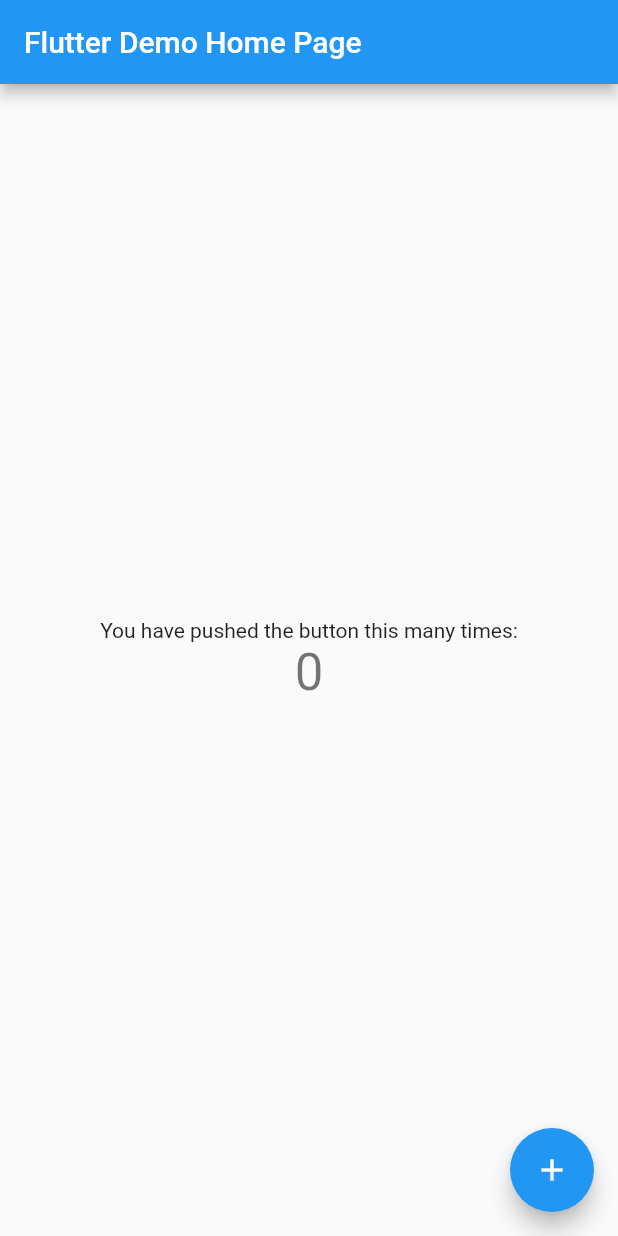
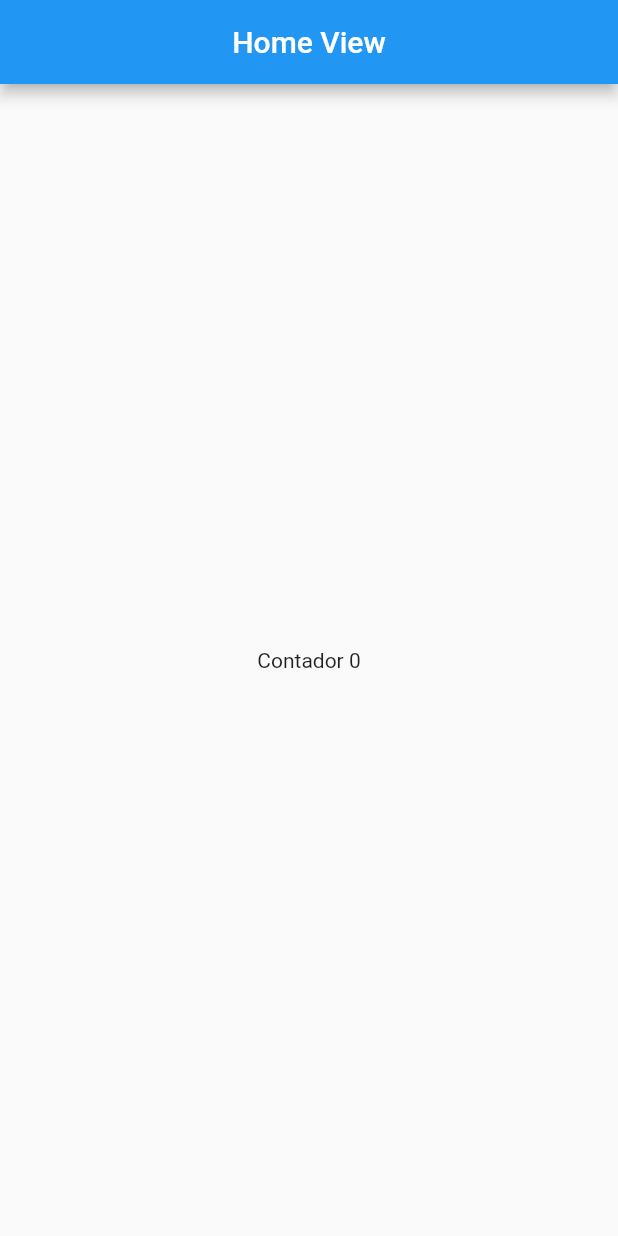
Before and after one commit to Cyber-Kai/my_notes, a Flutter app: the screen it shows after launch, on a phone screen of 412 x 824 dp. Run offline on Flutter 3.47's test engine with Material 2 defaults, Android fonts, the phone set to English and light mode, and no system bars; our stand-ins replace stacked.

Commit message:
Create home_view and HomeViewModel

```diff
--- a/lib/main.dart
+++ b/lib/main.dart
@@ -1,4 +1,5 @@
 import 'package:flutter/material.dart';
+import 'package:my_notes/ui/views/home/home_view.dart';
 
 void main() {
   runApp(MyApp());
@@ -9,93 +10,8 @@ class MyApp extends StatelessWidget {
   @override
   Widget build(BuildContext context) {
     return MaterialApp(
-      title: 'Flutter Demo',
-      theme: ThemeData(
-
-        primarySwatch: Colors.blue,
-        // This makes the visual density adapt to the platform that you run
-        // the app on. For desktop platforms, the controls will be smaller and
-        // closer together (more dense) than on mobile platforms.
-        visualDensity: VisualDensity.adaptivePlatformDensity,
-      ),
-      home: MyHomePage(title: 'Flutter Demo Home Page'),
+      title: 'My Notes',
+      home: HomeView(),
     );
   }
 }
-
-class MyHomePage extends StatefulWidget {
-  MyHomePage({Key key, this.title}) : super(key: key);
-
-
-  final String title;
-
-  @override
-  _MyHomePageState createState() => _MyHomePageState();
-}
-
-class _MyHomePageState extends State<MyHomePage> {
-  int _counter = 0;
-
-  void _incrementCounter() {
-    setState(() {
-      // This call to setState tells the Flutter framework that something has
-      // changed in this State, which causes it to rerun the build method below
-      // so that the display can reflect the updated values. If we changed
-      // _counter without calling setState(), then the build method would not be
-      // called again, and so nothing would appear to happen.
-      _counter++;
-    });
-  }
-
-  @override
-  Widget build(BuildContext context) {
-    // This method is rerun every time setState is called, for instance as done
-    // by the _incrementCounter method above.
-    //
-    // The Flutter framework has been optimized to make rerunning build methods
-    // fast, so that you can just rebuild anything that needs updating rather
-    // than having to individually change instances of widgets.
-    return Scaffold(
-      appBar: AppBar(
-        // Here we take the value from the MyHomePage object that was created by
-        // the App.build method, and use it to set our appbar title.
-        title: Text(widget.title),
-      ),
-      body: Center(
-        // Center is a layout widget. It takes a single child and positions it
-        // in the middle of the parent.
-        child: Column(
-          // Column is also a layout widget. It takes a list of children and
-          // arranges them vertically. By default, it sizes itself to fit its
-          // children horizontally, and tries to be as tall as its parent.
-          //
-          // Invoke "debug painting" (press "p" in the console, choose the
-          // "Toggle Debug Paint" action from the Flutter Inspector in Android
-          // Studio, or the "Toggle Debug Paint" command in Visual Studio Code)
-          // to see the wireframe for each widget.
-          //
-          // Column has various properties to control how it sizes itself and
-          // how it positions its children. Here we use mainAxisAlignment to
-          // center the children vertically; the main axis here is the vertical
-          // axis because Columns are vertical (the cross axis would be
-          // horizontal).
-          mainAxisAlignment: MainAxisAlignment.center,
-          children: <Widget>[
-            Text(
-              'You have pushed the button this many times:',
-            ),
-            Text(
-              '$_counter',
-              style: Theme.of(context).textTheme.headline4,
-            ),
-          ],
-        ),
-      ),
-      floatingActionButton: FloatingActionButton(
-        onPressed: _incrementCounter,
-        tooltip: 'Increment',
-        child: Icon(Icons.add),
-      ), // This trailing comma makes auto-formatting nicer for build methods.
-    );
-  }
-}
--- /dev/null
+++ b/lib/ui/views/home/home_view.dart
@@ -0,0 +1,24 @@
+import 'package:flutter/material.dart';
+import 'package:my_notes/ui/views/home/home_viewmodel.dart';
+import 'package:stacked/stacked.dart';
+
+class HomeView extends StatelessWidget {
+  @override
+  Widget build(BuildContext context) {
+    return ViewModelBuilder<HomeViewModel>.reactive(
+      // Os parametros para o Builder
+      builder: (context, model, child) => Scaffold(
+        appBar: AppBar(
+          title: Text(model.title),
+          centerTitle: true,
+        ),
+        body: Center(
+          child: Text("Contador ${model.counter}"),
+        ),
+      ),
+
+      // Apatir desse modelo que vai ser contruido a tela
+      viewModelBuilder: () => HomeViewModel(),
+    );
+  }
+}
--- /dev/null
+++ b/lib/ui/views/home/home_viewmodel.dart
@@ -0,0 +1,18 @@
+import 'dart:developer';
+
+import 'package:stacked/stacked.dart';
+
+class HomeViewModel extends BaseViewModel {
+  String _title = 'Home View';
+
+  String get title => _title;
+
+  int _counter = 0;
+  int get counter => _counter;
+
+  void UpdateCounter() {
+    _counter++;
+
+    notifyListeners();
+  }
+}
--- a/pubspec.yaml
+++ b/pubspec.yaml
@@ -28,6 +28,9 @@ dependencies:
   # The following adds the Cupertino Icons font to your application.
   # Use with the CupertinoIcons class for iOS style icons.
   cupertino_icons: ^1.0.0
+
+  # State management
+  stacked: ^1.2.2
 
 dev_dependencies:
   flutter_test:
```
Also changed, not shown: pubspec.lock, 2 other files.
